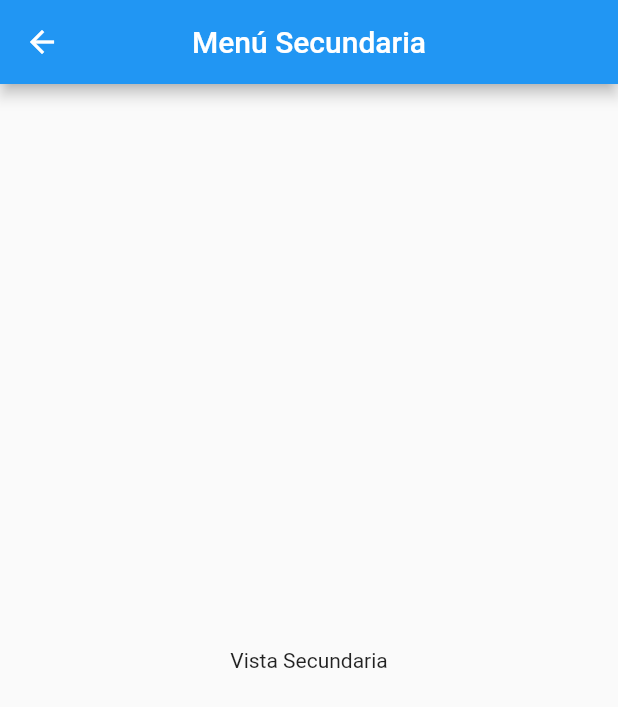
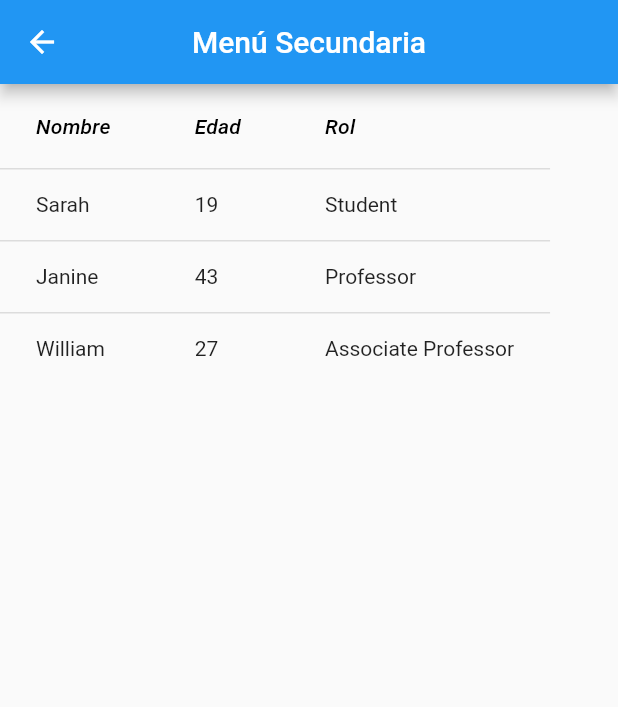
Before and after one commit to Javiermarmolperez/flutter_demo, a Flutter app: the DataPage screen opened by its route, on a phone screen of 412 x 824 dp. Shown: the top 707 px of the screen. Run offline on Flutter 3.47's test engine with Material 2 defaults, Android fonts, the phone set to English and light mode, and no system bars.

Commit message:
add data table and practise with classes

```diff
--- /dev/null
+++ b/lib/backend/json.dart
@@ -0,0 +1,28 @@
+import 'package:flutter/material.dart';
+
+class JsonData {
+
+  columns() {
+    return [
+      DataColumn(
+        label: Text(
+          'Nombre',
+          style: TextStyle(fontStyle: FontStyle.italic),
+        ),
+      ),
+      DataColumn(
+        label: Text(
+          'Edad',
+          style: TextStyle(fontStyle: FontStyle.italic),
+        ),
+      ),
+      DataColumn(
+        label: Text(
+          'Rol',
+          style: TextStyle(fontStyle: FontStyle.italic),
+        ),
+      ),
+    ];
+
+  }
+}
--- /dev/null
+++ b/lib/component/table_data.dart
@@ -0,0 +1,37 @@
+import 'package:demo_flutter/backend/json.dart';
+import 'package:flutter/cupertino.dart';
+import 'package:flutter/material.dart';
+
+class TableData extends StatelessWidget {
+  const TableData({Key? key}) : super(key: key);
+
+  @override
+  Widget build(BuildContext context) {
+    return DataTable(
+      columns: new JsonData().columns(),
+      rows: const <DataRow>[
+        DataRow(
+          cells: <DataCell>[
+            DataCell(Text('Sarah')),
+            DataCell(Text('19')),
+            DataCell(Text('Student')),
+          ],
+        ),
+        DataRow(
+          cells: <DataCell>[
+            DataCell(Text('Janine')),
+            DataCell(Text('43')),
+            DataCell(Text('Professor')),
+          ],
+        ),
+        DataRow(
+          cells: <DataCell>[
+            DataCell(Text('William')),
+            DataCell(Text('27')),
+            DataCell(Text('Associate Professor')),
+          ],
+        ),
+      ],
+    );
+  }
+}
--- a/lib/pages/data_page.dart
+++ b/lib/pages/data_page.dart
@@ -1,3 +1,4 @@
+import 'package:demo_flutter/component/table_data.dart';
 import 'package:flutter/cupertino.dart';
 import 'package:flutter/material.dart';
 
@@ -9,11 +10,7 @@ class DataPage extends StatelessWidget {
         title: Text('Menú Secundaria'),
         centerTitle: true,
       ),
-      body: Center(
-        child: Container(
-          child: Text('Vista Secundaria'),
-        ),
-      ),
+      body: const TableData(),
     );
 
 }
--- a/pubspec.yaml
+++ b/pubspec.yaml
@@ -28,6 +28,7 @@ dependencies:
   # The following adds the Cupertino Icons font to your application.
   # Use with the CupertinoIcons class for iOS style icons.
   cupertino_icons: ^1.0.2
+  http: ^0.13.3
 
 dev_dependencies:
   flutter_test:
```
Also changed, not shown: pubspec.lock.
